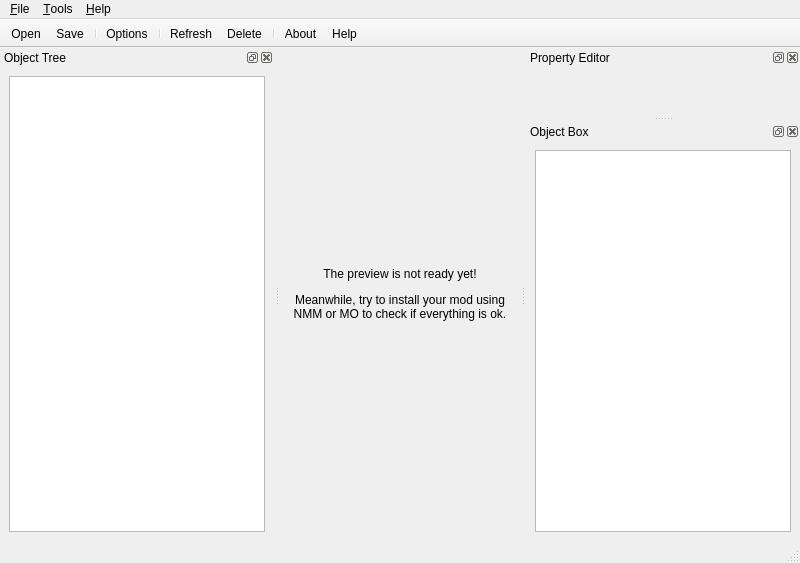
Above: fomod/gui/templates/mainframe.ui from GandaG/fomod-designer before the change. Below: the same form after it.
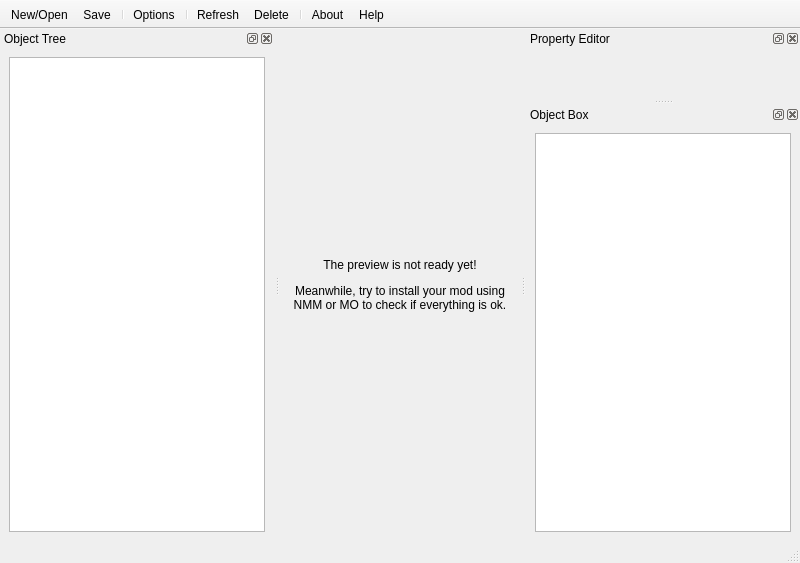
That is the form after the change. Icons and pictures are not drawn.

Patch:
```diff
--- a/fomod/gui/templates/mainframe.ui
+++ b/fomod/gui/templates/mainframe.ui
@@ -30,42 +30,6 @@
     </item>
    </layout>
   </widget>
-  <widget class="QMenuBar" name="menubar">
-   <property name="geometry">
-    <rect>
-     <x>0</x>
-     <y>0</y>
-     <width>800</width>
-     <height>27</height>
-    </rect>
-   </property>
-   <widget class="QMenu" name="menuFile">
-    <property name="title">
-     <string>&amp;File</string>
-    </property>
-    <addaction name="action_Open"/>
-    <addaction name="action_Save"/>
-    <addaction name="separator"/>
-    <addaction name="actionO_ptions"/>
-   </widget>
-   <widget class="QMenu" name="menu_Tools">
-    <property name="title">
-     <string>&amp;Tools</string>
-    </property>
-    <addaction name="action_Refresh"/>
-    <addaction name="action_Delete"/>
-   </widget>
-   <widget class="QMenu" name="menuHelp">
-    <property name="title">
-     <string>&amp;Help</string>
-    </property>
-    <addaction name="action_About"/>
-    <addaction name="actionHe_lp"/>
-   </widget>
-   <addaction name="menuFile"/>
-   <addaction name="menu_Tools"/>
-   <addaction name="menuHelp"/>
-  </widget>
   <widget class="QStatusBar" name="statusbar"/>
   <widget class="QToolBar" name="toolBar">
    <property name="windowTitle">
@@ -169,7 +133,7 @@
      <normaloff>../logos/1456477639_file.png</normaloff>../logos/1456477639_file.png</iconset>
    </property>
    <property name="text">
-    <string>&amp;Open</string>
+    <string>&amp;New/&amp;Open</string>
    </property>
    <property name="toolTip">
     <string>New/Open</string>
@@ -227,6 +191,9 @@
    </property>
   </action>
   <action name="action_About">
+   <property name="enabled">
+    <bool>true</bool>
+   </property>
    <property name="icon">
     <iconset>
      <normaloff>../logos/1457582962_notepad.png</normaloff>../logos/1457582962_notepad.png</iconset>
@@ -234,6 +201,12 @@
    <property name="text">
     <string>&amp;About</string>
    </property>
+   <property name="iconText">
+    <string>About</string>
+   </property>
+   <property name="toolTip">
+    <string>About</string>
+   </property>
    <property name="shortcut">
     <string>Ctrl+A</string>
    </property>
```
Left out of the diff: 30 changed lines with no effect on the pictures.
